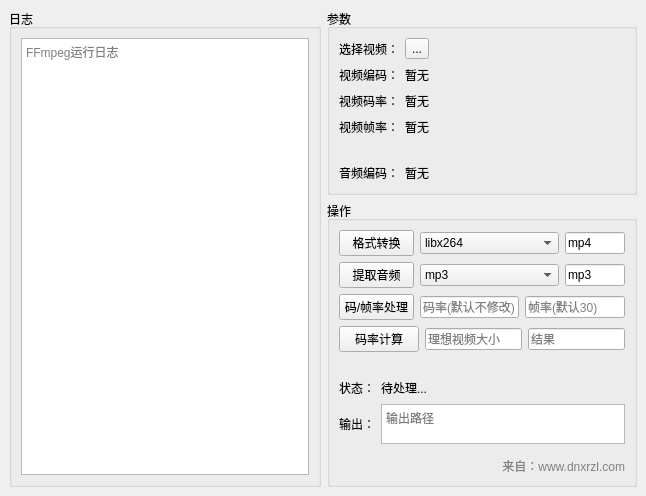
Before: the Qt Designer form assets/ui/ui_app.ui in daifiyum/videoTools, drawn with Qt 5.
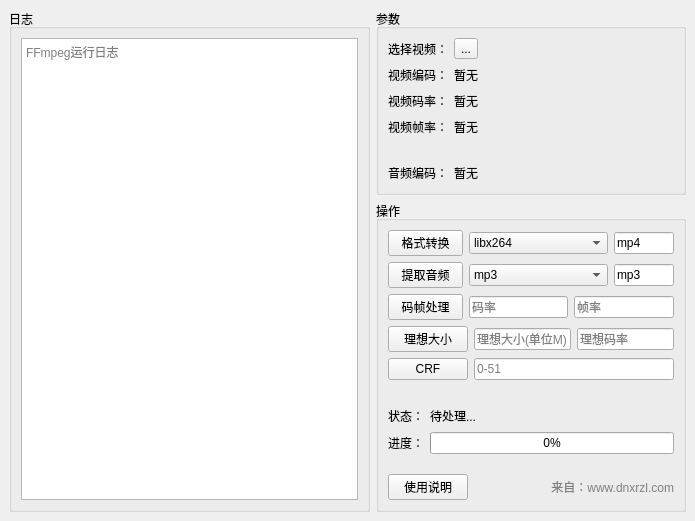
After: the same form once the commit is applied.

Diff of the .ui file:
```diff
--- a/assets/ui/ui_app.ui
+++ b/assets/ui/ui_app.ui
@@ -6,8 +6,8 @@
    <rect>
     <x>0</x>
     <y>0</y>
-    <width>646</width>
-    <height>496</height>
+    <width>695</width>
+    <height>521</height>
    </rect>
   </property>
   <property name="windowTitle">
@@ -310,21 +310,46 @@
               </size>
              </property>
              <property name="text">
-              <string>码/帧率处理</string>
+              <string>码帧处理</string>
              </property>
             </widget>
            </item>
            <item>
             <widget class="QLineEdit" name="i_m">
              <property name="placeholderText">
-              <string>码率(默认不修改)</string>
+              <string>码率</string>
              </property>
             </widget>
            </item>
            <item>
             <widget class="QLineEdit" name="i_z">
              <property name="placeholderText">
-              <string>帧率(默认30)</string>
+              <string>帧率</string>
+             </property>
+            </widget>
+           </item>
+          </layout>
+         </item>
+         <item>
+          <layout class="QHBoxLayout" name="horizontalLayout_12">
+           <item>
+            <widget class="QPushButton" name="bt_good">
+             <property name="text">
+              <string>理想大小</string>
+             </property>
+            </widget>
+           </item>
+           <item>
+            <widget class="QLineEdit" name="good_size">
+             <property name="placeholderText">
+              <string>理想大小(单位M)</string>
+             </property>
+            </widget>
+           </item>
+           <item>
+            <widget class="QLineEdit" name="good_value">
+             <property name="placeholderText">
+              <string>理想码率</string>
              </property>
             </widget>
            </item>
@@ -335,21 +360,14 @@
            <item>
             <widget class="QPushButton" name="v_rate_idea">
              <property name="text">
-              <string>码率计算</string>
+              <string>CRF</string>
              </property>
             </widget>
            </item>
            <item>
             <widget class="QLineEdit" name="v_rate_idea_size">
              <property name="placeholderText">
-              <string>理想视频大小</string>
-             </property>
-            </widget>
-           </item>
-           <item>
-            <widget class="QLineEdit" name="v_rate_idea_value">
-             <property name="placeholderText">
-              <string>结果</string>
+              <string>0-51</string>
              </property>
             </widget>
            </item>
@@ -390,24 +408,36 @@
           </layout>
          </item>
          <item>
-          <layout class="QHBoxLayout" name="horizontalLayout_12">
+          <layout class="QHBoxLayout" name="horizontalLayout_14">
            <item>
-            <widget class="QLabel" name="label_13">
+            <widget class="QLabel" name="label_6">
              <property name="text">
-              <string>输出：</string>
+              <string>进度：</string>
              </property>
             </widget>
            </item>
            <item>
-            <widget class="QTextBrowser" name="out_path">
-             <property name="maximumSize">
-              <size>
-               <width>16777215</width>
-               <height>40</height>
-              </size>
+            <widget class="QProgressBar" name="progressBar">
+             <property name="toolTip">
+              <string/>
              </property>
-             <property name="placeholderText">
-              <string>输出路径</string>
+             <property name="autoFillBackground">
+              <bool>false</bool>
+             </property>
+             <property name="value">
+              <number>0</number>
+             </property>
+             <property name="textVisible">
+              <bool>true</bool>
+             </property>
+             <property name="orientation">
+              <enum>Qt::Horizontal</enum>
+             </property>
+             <property name="invertedAppearance">
+              <bool>false</bool>
+             </property>
+             <property name="textDirection">
+              <enum>QProgressBar::TopToBottom</enum>
              </property>
             </widget>
            </item>
@@ -427,17 +457,41 @@
           </spacer>
          </item>
          <item>
-          <widget class="QLabel" name="label_7">
-           <property name="styleSheet">
-            <string notr="true">color: gray;</string>
-           </property>
-           <property name="text">
-            <string>来自：www.dnxrzl.com</string>
-           </property>
-           <property name="alignment">
-            <set>Qt::AlignRight|Qt::AlignTrailing|Qt::AlignVCenter</set>
-           </property>
-          </widget>
+          <layout class="QHBoxLayout" name="horizontalLayout_15">
+           <item>
+            <widget class="QPushButton" name="use_about">
+             <property name="text">
+              <string>使用说明</string>
+             </property>
+            </widget>
+           </item>
+           <item>
+            <spacer name="horizontalSpacer_7">
+             <property name="orientation">
+              <enum>Qt::Horizontal</enum>
+             </property>
+             <property name="sizeHint" stdset="0">
+              <size>
+               <width>40</width>
+               <height>20</height>
+              </size>
+             </property>
+            </spacer>
+           </item>
+           <item>
+            <widget class="QLabel" name="label_7">
+             <property name="styleSheet">
+              <string notr="true">color: gray;</string>
+             </property>
+             <property name="text">
+              <string>来自：www.dnxrzl.com</string>
+             </property>
+             <property name="alignment">
+              <set>Qt::AlignRight|Qt::AlignTrailing|Qt::AlignVCenter</set>
+             </property>
+            </widget>
+           </item>
+          </layout>
          </item>
         </layout>
        </widget>
```
Left out of the diff: 4 changed lines with no effect on the pictures.
